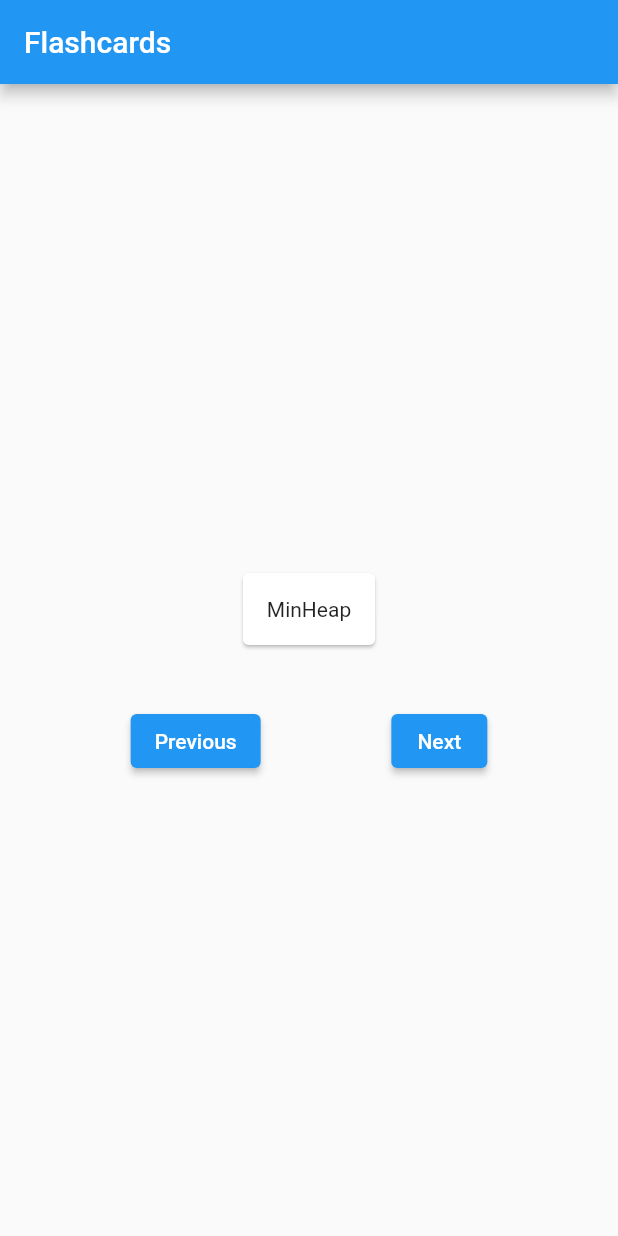
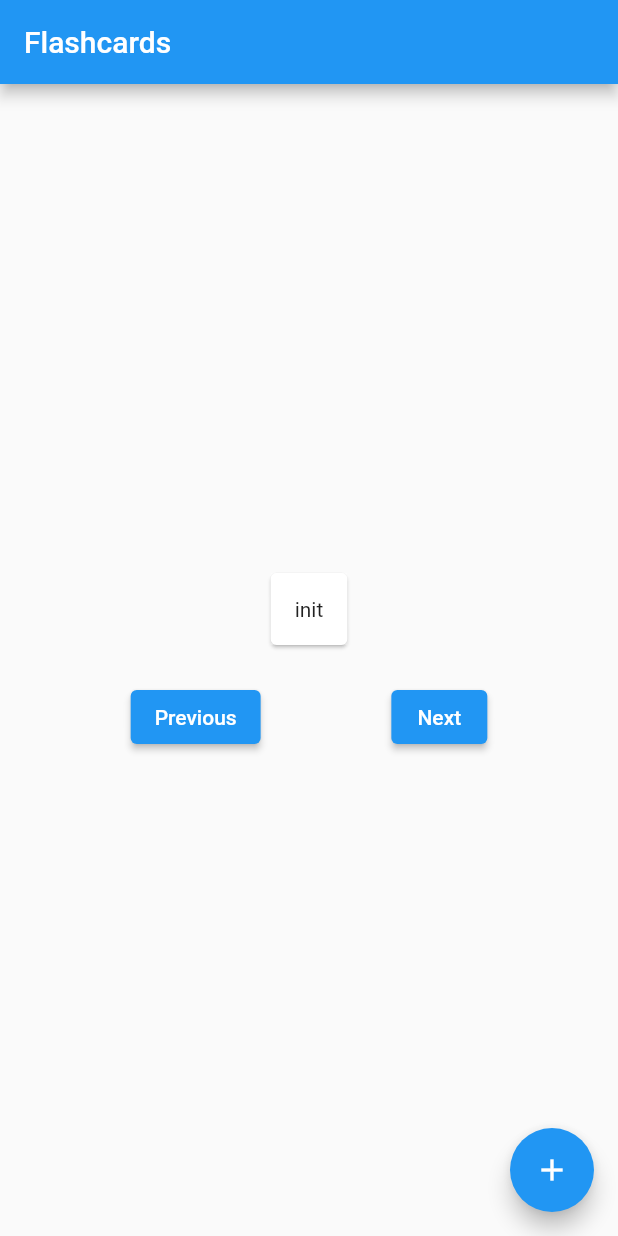
Before and after one commit to sushanbaskota/flashcard-app-flutter, a Flutter app: the screen it shows after launch, on a phone screen of 412 x 824 dp. Run offline on Flutter 3.47's test engine with Material 2 defaults, Android fonts, the phone set to English and light mode, and no system bars; drawn by our look-alikes of flip_card.

```diff
--- a/lib/FlashcardWidget.dart
+++ b/lib/FlashcardWidget.dart
@@ -12,6 +12,7 @@ class FlashcardWidget extends StatelessWidget {
     return FlipCard(
       front: Card(
         child: Container(  // Wrap the Text widget in a Container
+          color: Colors.white30,
           padding: const EdgeInsets.all(16),  // Add padding for better readability
           child: Text(
             flashcard.question,
@@ -24,6 +25,7 @@ class FlashcardWidget extends StatelessWidget {
       ),
       back: Card(
         child: Container(  // Wrap the Text widget in a Container
+          color: Colors.green,
           padding: const EdgeInsets.all(16),  // Add padding for better readability
           child: Text(
             flashcard.answer,
--- a/lib/HomeScreen.dart
+++ b/lib/HomeScreen.dart
@@ -1,3 +1,4 @@
+import 'package:flashcard/AddCardScreen.dart';
 import 'package:flashcard/FlashcardWidget.dart';
 import 'package:flashcard/model/Flashcard.dart';
 import 'package:flutter/material.dart';
@@ -12,40 +13,54 @@ class HomeScreen extends StatefulWidget {
 class _HomeScreenState extends State<HomeScreen> {
   int currentIndex = 0;
   final List<Flashcard> flashcards = [
-    // Add your flashcards here
-    Flashcard("MinHeap", "Complete Binary Tree, Always min element at root node, while inserting insert element at last of index then heapify up to maintain the heap property"),
-    Flashcard("BST", "Left node is less than right node")
+     Flashcard("init", "hhh")
   ];
 
-  // Methods for flipping cards, navigating between cards, etc.
+  Future<void> _addFlashcard() async {
+    final newCard = await Navigator.push(
+      context,
+      MaterialPageRoute(builder: (context) => const AddCardScreen()),
+    );
+
+    if (newCard != null) {
+      setState(() {
+        flashcards.add(newCard);
+      });
+    }
+  }
 
   @override
   Widget build(BuildContext context) {
     return Scaffold(
+      // ... other code
       appBar: AppBar(
-        title: Text('Flashcards'),
+        title: const Text('Flashcards'),
       ),
       body: Center(
         child: Column(
           mainAxisAlignment: MainAxisAlignment.center,
           children: [
             FlashcardWidget(flashcard: flashcards[currentIndex]),
-            SizedBox(height: 20),
+            const SizedBox(height: 20),
             Row(
               mainAxisAlignment: MainAxisAlignment.spaceEvenly,
               children: [
                 ElevatedButton(
                   onPressed: () => previousCard(),
-                  child: Text('Previous'),
+                  child: const Text('Previous'),
                 ),
                 ElevatedButton(
                   onPressed: () => nextCard(),
-                  child: Text('Next'),
+                  child: const Text('Next'),
                 ),
               ],
             ),
           ],
         ),
+      ),
+      floatingActionButton: FloatingActionButton(
+        onPressed: _addFlashcard,
+        child: const Icon(Icons.add),
       ),
     );
   }
```
Also changed, not shown: lib/AddCardScreen.dart (added, +65 -0 lines).
